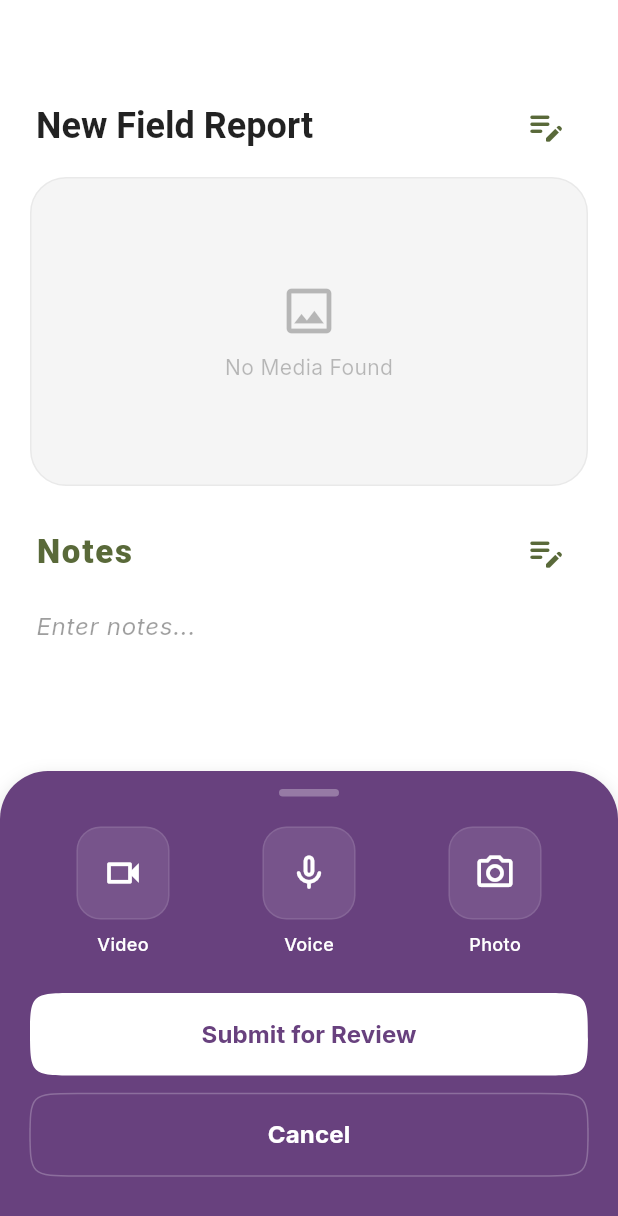
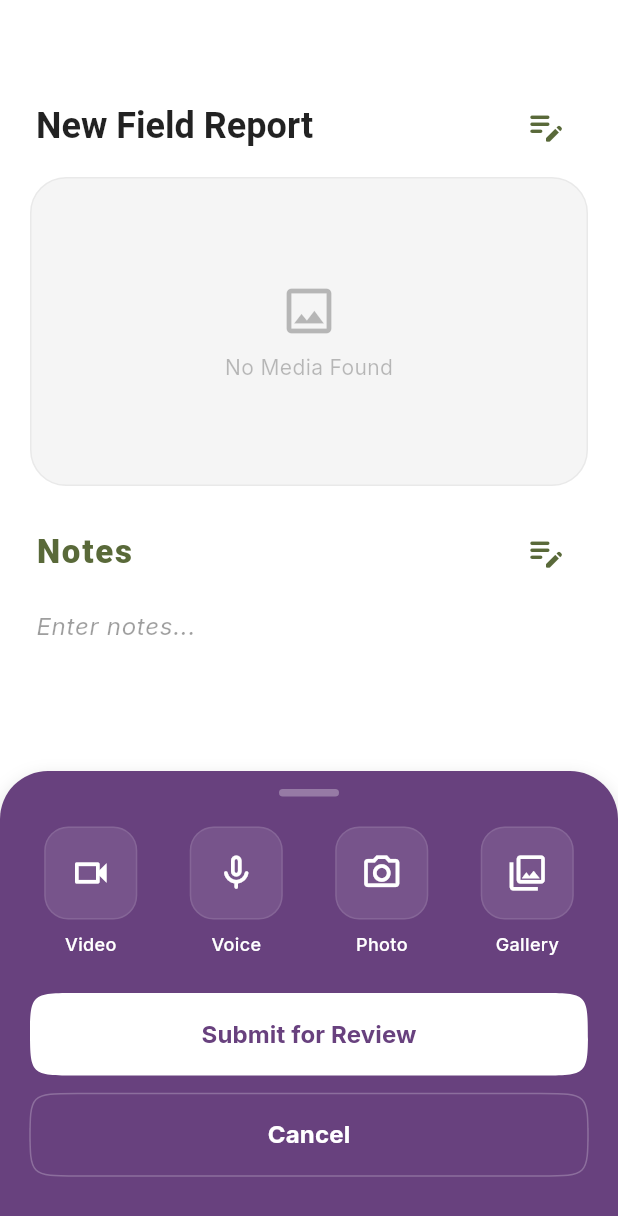
Before and after one commit to Aashiq-Edavalapati/gsc-2026-smart-resource-allocation, a Flutter app: the screen it shows once a user with an empty profile is signed in, after a tap on "New Recording", on a phone screen of 412 x 824 dp. Shown: the top 1216 px of the screen. Run offline on Flutter 3.47's test engine with Material 3 defaults, Android fonts, the phone set to English and light mode, and no system bars; our stand-ins replace audioplayers, firebase_auth, firebase_core, flutter_dotenv, geolocator, google_fonts and 4 more; missing offline and left inert: record, video_thumbnail; accounts and stored records are empty; network calls fail; Roboto replaces fonts that are missing (Petrona).

Commit message:
added gallery media

```diff
--- a/Mobile/ngoconnect/lib/components/recording/recording_action_sheet.dart
+++ b/Mobile/ngoconnect/lib/components/recording/recording_action_sheet.dart
@@ -7,6 +7,7 @@ class RecordingActionSheet extends StatefulWidget {
   final VoidCallback onRecordVideo;
   final VoidCallback onToggleAudioRecording;
   final VoidCallback onTakePhoto;
+  final VoidCallback onPickGallery;
   final bool isViewingHistory;
   final VoidCallback onSubmit;
   final VoidCallback onCancel;
@@ -20,6 +21,7 @@ class RecordingActionSheet extends StatefulWidget {
     required this.onRecordVideo,
     required this.onToggleAudioRecording,
     required this.onTakePhoto,
+    required this.onPickGallery,
     required this.isViewingHistory,
     required this.onSubmit,
     required this.onCancel,
@@ -87,10 +89,9 @@ class _RecordingActionSheetState extends State<RecordingActionSheet> {
             ),
           ),
 
-
         if (!widget.isViewingHistory)
           Padding(
-            padding: const EdgeInsets.symmetric(horizontal: 20),
+            padding: const EdgeInsets.symmetric(horizontal: 12),
             child: Row(
               mainAxisAlignment: MainAxisAlignment.spaceEvenly,
               children: [
@@ -114,6 +115,13 @@ class _RecordingActionSheetState extends State<RecordingActionSheet> {
                     icon: Icons.camera_alt_outlined,
                     label: "Photo",
                     onTap: widget.onTakePhoto,
+                  ),
+                ),
+                Expanded(
+                  child: _buildActionButton(
+                    icon: Icons.photo_library_outlined,
+                    label: "Gallery",
+                    onTap: widget.onPickGallery,
                   ),
                 ),
               ],
```
Also changed, not shown: Mobile/ngoconnect/lib/pages/home_page.dart (+17 -0 lines).
